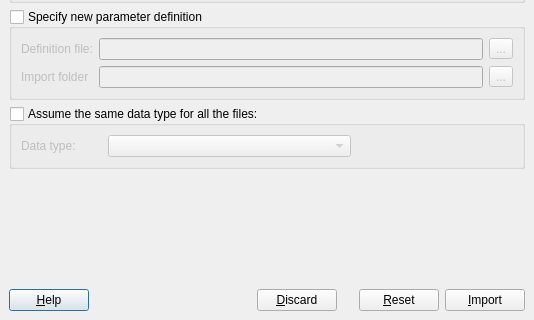
The window that src/guitools/dlgimport.ui (jc-gonzalez/arestools) describes before a commit, drawn with Qt 5; both pictures show x 0 to 534 and y 164 to 484 of the 534 by 484 pixel window.
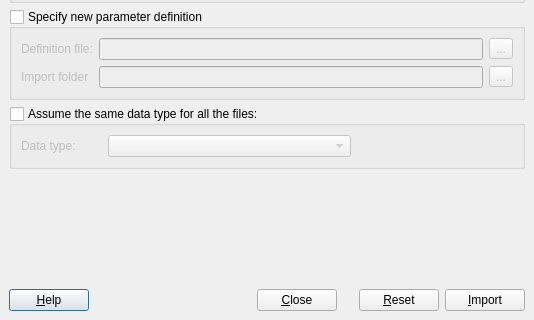
The same window after the commit.

Patch:
```diff
--- a/src/guitools/dlgimport.ui
+++ b/src/guitools/dlgimport.ui
@@ -299,7 +299,7 @@
          <item>
           <widget class="QPushButton" name="btnDiscard">
            <property name="text">
-            <string>&amp;Discard</string>
+            <string>&amp;Close</string>
            </property>
           </widget>
          </item>
@@ -310,7 +310,7 @@
            </property>
            <property name="sizeHint" stdset="0">
             <size>
-             <width>40</width>
+             <width>13</width>
              <height>20</height>
             </size>
            </property>
```
Left out of the diff: 18 changed lines with no effect on the pictures.
